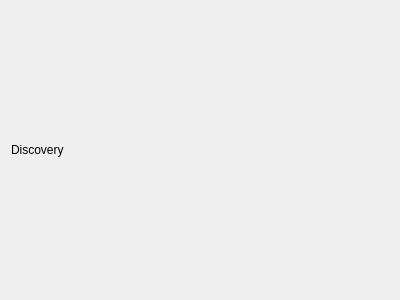
Before: the Qt Designer form integration/v2/src/libs/libdebug/widgets/debug/ui/DiscoveryClientDebugWidget.ui in mrdeveloperdude/OctoMY, drawn with Qt 5.
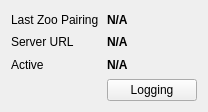
After: the same form once the commit is applied.

Commit message: Hooked up Discovery Client Debug Widget

Patch:
```diff
--- a/integration/v2/src/libs/libdebug/widgets/debug/ui/DiscoveryClientDebugWidget.ui
+++ b/integration/v2/src/libs/libdebug/widgets/debug/ui/DiscoveryClientDebugWidget.ui
@@ -6,8 +6,8 @@
    <rect>
     <x>0</x>
     <y>0</y>
-    <width>400</width>
-    <height>300</height>
+    <width>208</width>
+    <height>112</height>
    </rect>
   </property>
   <property name="windowTitle">
@@ -17,7 +17,67 @@
    <item row="0" column="0">
     <widget class="QLabel" name="label">
      <property name="text">
-      <string>Discovery</string>
+      <string>Last Zoo Pairing</string>
+     </property>
+    </widget>
+   </item>
+   <item row="0" column="1">
+    <widget class="QLabel" name="labelLastZooPairing">
+     <property name="font">
+      <font>
+       <weight>75</weight>
+       <bold>true</bold>
+      </font>
+     </property>
+     <property name="text">
+      <string>N/A</string>
+     </property>
+    </widget>
+   </item>
+   <item row="1" column="0">
+    <widget class="QLabel" name="label_3">
+     <property name="text">
+      <string>Server URL</string>
+     </property>
+    </widget>
+   </item>
+   <item row="1" column="1">
+    <widget class="QLabel" name="labelServerURL">
+     <property name="font">
+      <font>
+       <weight>75</weight>
+       <bold>true</bold>
+      </font>
+     </property>
+     <property name="text">
+      <string>N/A</string>
+     </property>
+    </widget>
+   </item>
+   <item row="2" column="0">
+    <widget class="QLabel" name="label_5">
+     <property name="text">
+      <string>Active</string>
+     </property>
+    </widget>
+   </item>
+   <item row="2" column="1">
+    <widget class="QLabel" name="labelActive">
+     <property name="font">
+      <font>
+       <weight>75</weight>
+       <bold>true</bold>
+      </font>
+     </property>
+     <property name="text">
+      <string>N/A</string>
+     </property>
+    </widget>
+   </item>
+   <item row="3" column="1">
+    <widget class="QPushButton" name="pushButtonLogging">
+     <property name="text">
+      <string>Logging</string>
      </property>
     </widget>
    </item>
```
Left out of the diff: 15 changed lines with no effect on the pictures. The commit also changes 5 other files.
